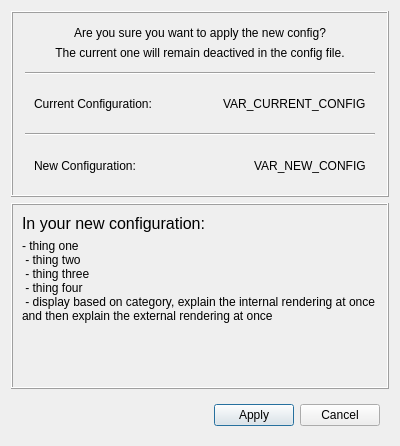
rfrench3/scopebuddy-gui, file apply_confirmation.ui: the form before one commit.
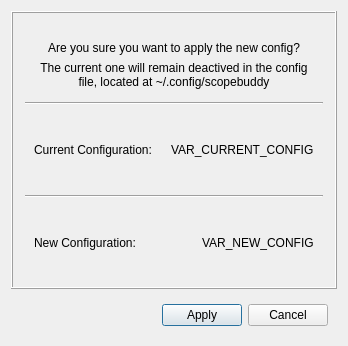
The form after the commit.

Commit message: update ui to remove unimplemented features

Patch:
```diff
--- a/apply_confirmation.ui
+++ b/apply_confirmation.ui
@@ -9,8 +9,8 @@
    <rect>
     <x>0</x>
     <y>0</y>
-    <width>400</width>
-    <height>446</height>
+    <width>348</width>
+    <height>346</height>
    </rect>
   </property>
   <property name="windowTitle">
@@ -69,11 +69,14 @@
          <item row="1" column="0">
           <widget class="QLabel" name="label_4">
            <property name="text">
-            <string>The current one will remain deactived in the config file.</string>
+            <string>The current one will remain deactived in the config file, located at ~/.config/scopebuddy</string>
            </property>
            <property name="alignment">
             <set>Qt::AlignmentFlag::AlignHCenter|Qt::AlignmentFlag::AlignTop</set>
            </property>
+           <property name="wordWrap">
+            <bool>true</bool>
+           </property>
           </widget>
          </item>
         </layout>
@@ -186,107 +189,6 @@
      </layout>
     </widget>
    </item>
-   <item>
-    <widget class="QFrame" name="frame_3">
-     <property name="sizePolicy">
-      <sizepolicy hsizetype="Preferred" vsizetype="Preferred">
-       <horstretch>0</horstretch>
-       <verstretch>1</verstretch>
-      </sizepolicy>
-     </property>
-     <property name="frameShape">
-      <enum>QFrame::Shape::Box</enum>
-     </property>
-     <property name="frameShadow">
-      <enum>QFrame::Shadow::Raised</enum>
-     </property>
-     <layout class="QGridLayout" name="gridLayout_2">
-      <property name="leftMargin">
-       <number>0</number>
-      </property>
-      <property name="topMargin">
-       <number>0</number>
-      </property>
-      <property name="rightMargin">
-       <number>0</number>
-      </property>
-      <property name="bottomMargin">
-       <number>0</number>
-      </property>
-      <property name="spacing">
-       <number>0</number>
-      </property>
-      <item row="0" column="0">
-       <widget class="QScrollArea" name="scrollArea">
-        <property name="frameShape">
-         <enum>QFrame::Shape::NoFrame</enum>
-        </property>
-        <property name="horizontalScrollBarPolicy">
-         <enum>Qt::ScrollBarPolicy::ScrollBarAlwaysOff</enum>
-        </property>
-        <property name="widgetResizable">
-         <bool>true</bool>
-        </property>
-        <widget class="QWidget" name="scrollAreaWidgetContents">
-         <property name="geometry">
-          <rect>
-           <x>0</x>
-           <y>0</y>
-           <width>363</width>
-           <height>190</height>
-          </rect>
-         </property>
-         <layout class="QGridLayout" name="gridLayout_3">
-          <item row="0" column="0">
-           <widget class="QLabel" name="textLabel">
-            <property name="sizePolicy">
-             <sizepolicy hsizetype="Preferred" vsizetype="Maximum">
-              <horstretch>0</horstretch>
-              <verstretch>0</verstretch>
-             </sizepolicy>
-            </property>
-            <property name="font">
-             <font>
-              <pointsize>12</pointsize>
-              <fontweight>Medium</fontweight>
-             </font>
-            </property>
-            <property name="text">
-             <string>In your new configuration:</string>
-            </property>
-            <property name="alignment">
-             <set>Qt::AlignmentFlag::AlignLeading|Qt::AlignmentFlag::AlignLeft|Qt::AlignmentFlag::AlignTop</set>
-            </property>
-           </widget>
-          </item>
-          <item row="1" column="0">
-           <widget class="QLabel" name="var_newConfigPretty">
-            <property name="text">
-             <string>- thing one
- - thing two
- - thing three
- - thing four
- - display based on category, explain the internal rendering at once and then explain the external rendering at once
- </string>
-            </property>
-            <property name="textFormat">
-             <enum>Qt::TextFormat::MarkdownText</enum>
-            </property>
-            <property name="alignment">
-             <set>Qt::AlignmentFlag::AlignLeading|Qt::AlignmentFlag::AlignLeft|Qt::AlignmentFlag::AlignTop</set>
-            </property>
-            <property name="wordWrap">
-             <bool>true</bool>
-            </property>
-           </widget>
-          </item>
-         </layout>
-        </widget>
-       </widget>
-      </item>
-     </layout>
-    </widget>
-   </item>
    <item>
     <widget class="QFrame" name="frame">
      <property name="frameShape">
```
The commit also changes 7 other files.
